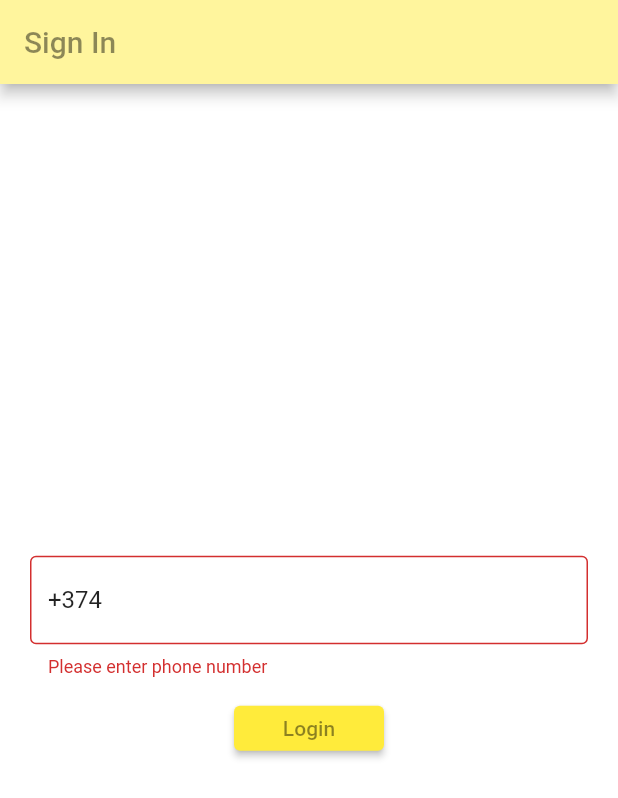
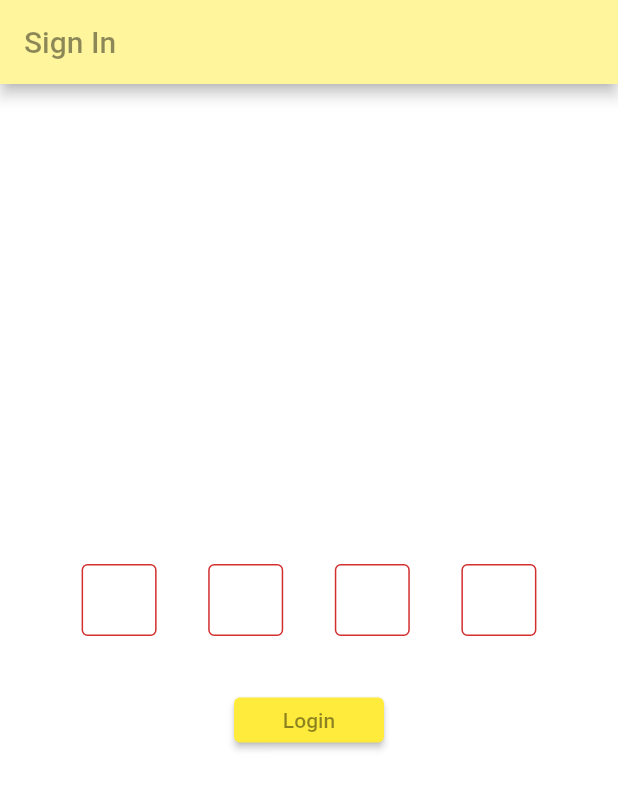
Before and after one commit to 47Goutham/driver_app, a Flutter app: the screen it shows after launch, after a tap on "Login", on a phone screen of 412 x 824 dp. Shown: the top 798 px of the screen. Run offline on Flutter 3.47's test engine with Material 2 defaults, Android fonts, the phone set to English and light mode, and no system bars; our stand-ins replace firebase_auth, firebase_core, flutter_spinkit; accounts and stored records are empty.

Commit message:
added my own phone otp authentication widget

```diff
--- a/lib/main.dart
+++ b/lib/main.dart
@@ -1,7 +1,11 @@
 import 'package:driver_app/screens/wrapper/wrapper.dart';
+import 'package:firebase_core/firebase_core.dart';
 import 'package:flutter/material.dart';
 
-void main() {
+Future<void> main() async {
+  //WidgetsFlutterBinding.ensureInitialized();
+  //await Firebase.initializeApp();
+
   runApp(const MyApp());
 }
 
--- a/lib/screens/wrapper/authenticate/signin.dart
+++ b/lib/screens/wrapper/authenticate/signin.dart
@@ -1,6 +1,9 @@
+import 'package:driver_app/services/firebase_auth_api.dart';
+import 'package:firebase_auth/firebase_auth.dart';
 import 'package:flutter/material.dart';
 import 'package:driver_app/services/functions.dart';
 import 'package:driver_app/screens/loading.dart';
+import 'package:flutter/services.dart';
 
 class SignIn extends StatefulWidget {
   const SignIn({super.key});
@@ -14,6 +17,48 @@ class _SignInState extends State<SignIn> {
   String? phoneNumberError;
   String phoneNumber = '+374';
   bool loading = false;
+  bool smsBox = true;
+  String? smsValue;
+  final List<TextEditingController> _controllers = List.generate(4, (index) => TextEditingController());
+
+
+
+  // AuthService authApi =  AuthService();
+
+
+  void _verifyPhoneNumber() {
+    // authApi.signInPhone(
+    //   phoneNumber,
+    //       (PhoneAuthCredential credential) {
+    //     // Handle verification completed
+    //     // You are now signed in.
+    //   },
+    //       (FirebaseAuthException exception) {
+    //     // Handle verification failed
+    //     print('Phone verification failed: ${exception.message}');
+    //   },
+    //         (String verificationId, int? resendToken) async {
+    //       // Update the UI - wait for the user to enter the SMS code
+    //
+    //           setState(() {
+    //             loading = false;
+    //             smsBox = true;
+    //           });
+    //
+    //    },
+    //
+    //       (String verificationId) {
+    //     // Handle auto retrieval timeout
+    //    // _firebaseAuth.setVerificationId(verificationId);
+    //   },
+    // );
+  }
+
+
+
+
+
+
 
   @override
   Widget build(BuildContext context) {
@@ -33,6 +78,44 @@ class _SignInState extends State<SignIn> {
           child: Column(
             mainAxisAlignment: MainAxisAlignment.center,
             children: <Widget>[
+              smsBox ?
+          Row(
+          mainAxisAlignment: MainAxisAlignment.spaceEvenly,
+              children: List.generate(
+                4,
+                    (index) => SizedBox(
+                  width: 50,
+                  child: TextFormField(
+                    controller: _controllers[index],
+                    keyboardType: TextInputType.number,
+                    inputFormatters: [
+                      FilteringTextInputFormatter.digitsOnly,
+                      LengthLimitingTextInputFormatter(1),
+                    ],
+                    textAlign: TextAlign.center,
+                    style: TextStyle(fontSize: 20),
+                    decoration: InputDecoration(
+                      border: OutlineInputBorder(),
+                      contentPadding: EdgeInsets.zero,
+                    ),
+                    onChanged: (value) {
+                      if (value.length == 1 && index < 3) {
+                        FocusScope.of(context).nextFocus();
+                      }
+                    },
+                    validator: (value) {
+                      if (value == null || value.isEmpty) {
+                        return '';
+                      }
+                      return null;
+                    },
+
+
+                  ),
+                ),
+              ),
+          )
+                  :
               TextFormField(
                 initialValue: phoneNumber,
                 decoration: InputDecoration(
@@ -66,6 +149,7 @@ class _SignInState extends State<SignIn> {
                     setState(() {
                       loading = true;
                     });
+                    if(!smsBox){
                       final result = await Functions().checkPhoneNumberExists(phoneNumber);
                       if (result == 'error' || result == 'Phone number not registered') {
                         setState(() {
@@ -73,11 +157,11 @@ class _SignInState extends State<SignIn> {
                           loading = false;
                         });
                       } else {
-                      setState(() {
-                        phoneNumberError = null;
-                        loading = false;
-                      });
                         // Perform login
+                        _verifyPhoneNumber();
+                      }
+                    }else {
+
                     }
                   }
                 },
--- a/pubspec.yaml
+++ b/pubspec.yaml
@@ -39,6 +39,7 @@ dependencies:
   firebase_auth: ^4.9.0
   http: ^1.1.0
   flutter_spinkit: ^5.2.0
+  firebase_core: ^2.16.0
 
 dev_dependencies:
   flutter_test:
```
Also changed, not shown: lib/services/firebase_auth_api.dart (added, +29 -0 lines), pubspec.lock. Lines whose indentation alone changed are shown as unchanged.
